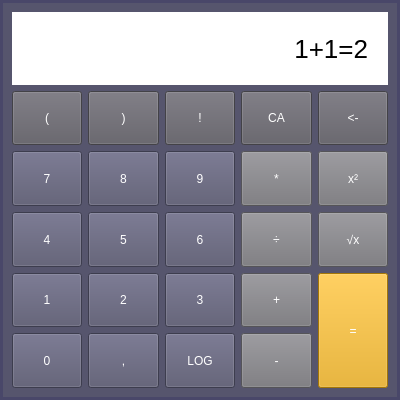
The window that calculator/gui.ui (matejnesuta/IVS_team_project) describes before a commit, drawn with Qt 5.
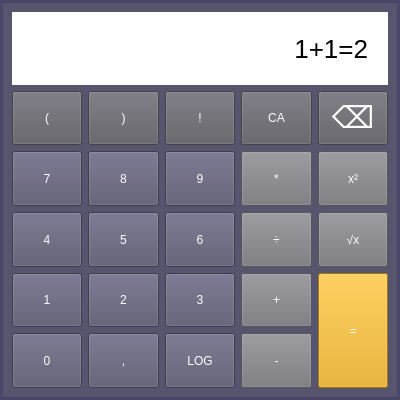
The same window after the commit.

Commit message: gui v1.0 (chybi asi jen male vizualni upravy)

What changed in the file:
```diff
--- a/calculator/gui.ui
+++ b/calculator/gui.ui
@@ -302,10 +302,11 @@
          <bool>false</bool>
         </property>
         <property name="styleSheet">
-         <string notr="true">background-color: rgb(94, 92, 100);</string>
+         <string notr="true">background-color: rgb(94, 92, 100);
+font-size: 30px;</string>
         </property>
         <property name="text">
-         <string>&lt;-</string>
+         <string>⌫</string>
         </property>
        </widget>
       </item>
```
The commit also changes 2 other files.
